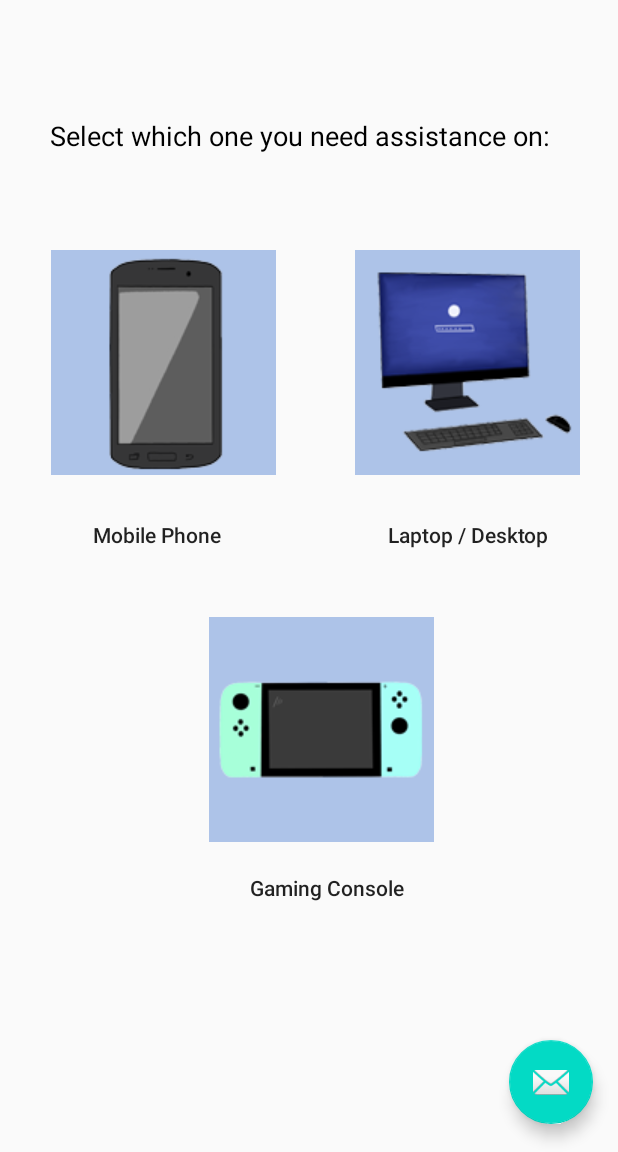
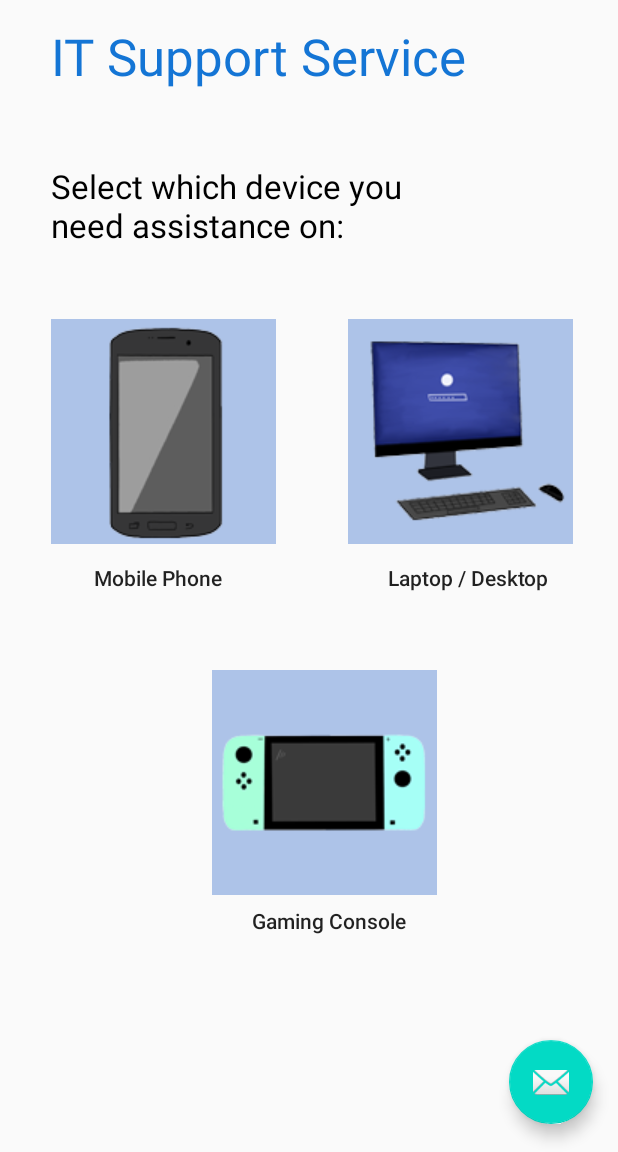
Before and after one commit to JacquelynDeHart/HelpMeIT, an Android app: the screen it shows after launch (MainActivity), on a phone screen of 412 x 824 dp, the part 84-1236 px from its top. Run offline under Robolectric (Android 15) with nearby library versions, the phone set to English and light mode, and no system bars.

Commit message:
update
title added

```diff
--- a/Help-MeIT/app/src/main/res/layout/activity_main.xml
+++ b/Help-MeIT/app/src/main/res/layout/activity_main.xml
@@ -31,42 +31,42 @@
         android:layout_width="wrap_content"
         android:layout_height="wrap_content"
         android:background="#ADC3E8"
+        android:contentDescription="@string/phone_description"
         app:layout_constraintBottom_toBottomOf="parent"
         app:layout_constraintEnd_toEndOf="parent"
         app:layout_constraintHorizontal_bias="0.13"
         app:layout_constraintStart_toStartOf="parent"
         app:layout_constraintTop_toTopOf="parent"
-        app:layout_constraintVertical_bias="0.33"
-        app:srcCompat="@drawable/phone_image"
-        android:contentDescription="@string/phone_description"/>
+        app:layout_constraintVertical_bias="0.399"
+        app:srcCompat="@drawable/phone_image" />
 
     <ImageButton
         android:id="@+id/desktop1_image"
         android:layout_width="wrap_content"
         android:layout_height="wrap_content"
         android:background="#ADC3E8"
+        android:contentDescription="@string/PC_description"
         app:layout_constraintBottom_toBottomOf="parent"
         app:layout_constraintEnd_toEndOf="parent"
-        app:layout_constraintHorizontal_bias="0.904"
+        app:layout_constraintHorizontal_bias="0.885"
         app:layout_constraintStart_toStartOf="parent"
         app:layout_constraintTop_toTopOf="parent"
-        app:layout_constraintVertical_bias="0.33"
-        app:srcCompat="@drawable/desktop1_image"
-        android:contentDescription="@string/PC_description"/>
+        app:layout_constraintVertical_bias="0.399"
+        app:srcCompat="@drawable/desktop1_image" />
 
     <ImageButton
         android:id="@+id/console_image"
         android:layout_width="wrap_content"
         android:layout_height="wrap_content"
         android:background="#ADC3E8"
+        android:contentDescription="@string/console_description"
         app:layout_constraintBottom_toBottomOf="parent"
         app:layout_constraintEnd_toEndOf="parent"
-        app:layout_constraintHorizontal_bias="0.532"
+        app:layout_constraintHorizontal_bias="0.54"
         app:layout_constraintStart_toStartOf="parent"
         app:layout_constraintTop_toTopOf="parent"
-        app:layout_constraintVertical_bias="0.693"
-        app:srcCompat="@drawable/console_image"
-        android:contentDescription="@string/console_description"/>
+        app:layout_constraintVertical_bias="0.746"
+        app:srcCompat="@drawable/console_image" />
 
     <androidx.appcompat.widget.Toolbar
         android:id="@+id/toolbar"
@@ -83,17 +83,17 @@
 
     <TextView
         android:id="@+id/selection_text_1"
-        android:layout_width="wrap_content"
-        android:layout_height="wrap_content"
+        android:layout_width="250dp"
+        android:layout_height="61dp"
         android:text="@string/select_textstring"
-        android:textAppearance="@style/TextAppearance.AppCompat.Medium"
+        android:textAppearance="@style/TextAppearance.AppCompat.Large"
         android:textColor="#000000"
         app:layout_constraintBottom_toBottomOf="parent"
         app:layout_constraintEnd_toEndOf="parent"
-        app:layout_constraintHorizontal_bias="0.425"
+        app:layout_constraintHorizontal_bias="0.211"
         app:layout_constraintStart_toStartOf="parent"
         app:layout_constraintTop_toTopOf="parent"
-        app:layout_constraintVertical_bias="0.168" />
+        app:layout_constraintVertical_bias="0.217" />
 
     <TextView
         android:id="@+id/textView6"
@@ -101,11 +101,13 @@
         android:layout_height="wrap_content"
         android:text="@string/phone_textstring"
         android:textAppearance="@style/TextAppearance.AppCompat.Body2"
+        android:textColorHighlight="#3E52C1"
         app:layout_constraintBottom_toBottomOf="parent"
         app:layout_constraintEnd_toEndOf="parent"
-        app:layout_constraintHorizontal_bias="0.19"
+        app:layout_constraintHorizontal_bias="0.191"
         app:layout_constraintStart_toStartOf="parent"
-        app:layout_constraintTop_toTopOf="parent" />
+        app:layout_constraintTop_toTopOf="parent"
+        app:layout_constraintVertical_bias="0.536" />
 
     <TextView
         android:id="@+id/desktop_text"
@@ -117,7 +119,8 @@
         app:layout_constraintEnd_toEndOf="parent"
         app:layout_constraintHorizontal_bias="0.848"
         app:layout_constraintStart_toStartOf="parent"
-        app:layout_constraintTop_toTopOf="parent" />
+        app:layout_constraintTop_toTopOf="parent"
+        app:layout_constraintVertical_bias="0.536" />
 
     <TextView
         android:id="@+id/gconsole_text"
@@ -127,9 +130,23 @@
         android:textAppearance="@style/TextAppearance.AppCompat.Body2"
         app:layout_constraintBottom_toBottomOf="parent"
         app:layout_constraintEnd_toEndOf="parent"
-        app:layout_constraintHorizontal_bias="0.538"
+        app:layout_constraintHorizontal_bias="0.543"
         app:layout_constraintStart_toStartOf="parent"
         app:layout_constraintTop_toTopOf="parent"
-        app:layout_constraintVertical_bias="0.793" />
+        app:layout_constraintVertical_bias="0.82" />
+
+    <TextView
+        android:id="@+id/IT_support"
+        android:layout_width="wrap_content"
+        android:layout_height="wrap_content"
+        android:text="@string/title"
+        android:textAppearance="@style/TextAppearance.AppCompat.Display1"
+        android:textColor="#1475D5"
+        app:layout_constraintBottom_toBottomOf="parent"
+        app:layout_constraintEnd_toEndOf="parent"
+        app:layout_constraintHorizontal_bias="0.251"
+        app:layout_constraintStart_toStartOf="parent"
+        app:layout_constraintTop_toTopOf="parent"
+        app:layout_constraintVertical_bias="0.091" />
 
 </androidx.constraintlayout.widget.ConstraintLayout>
--- a/Help-MeIT/app/src/main/res/values/strings.xml
+++ b/Help-MeIT/app/src/main/res/values/strings.xml
@@ -14,7 +14,8 @@
     <string name="Phone_question_one">Phone Question 1</string>
     <string name="Console_question_one">Console Question 1</string>
 
-    <string name="select_textstring">Select which one you need assistance on:</string>
+    <string name="title">IT Support Service</string>
+    <string name="select_textstring">Select which device you need assistance on:</string>
     <string name="phone_textstring">Mobile Phone</string>
     <string name="PC_textstring">Laptop / Desktop</string>
     <string name="console_textstring">Gaming Console</string>
```
Also changed, not shown: 25 other files.
